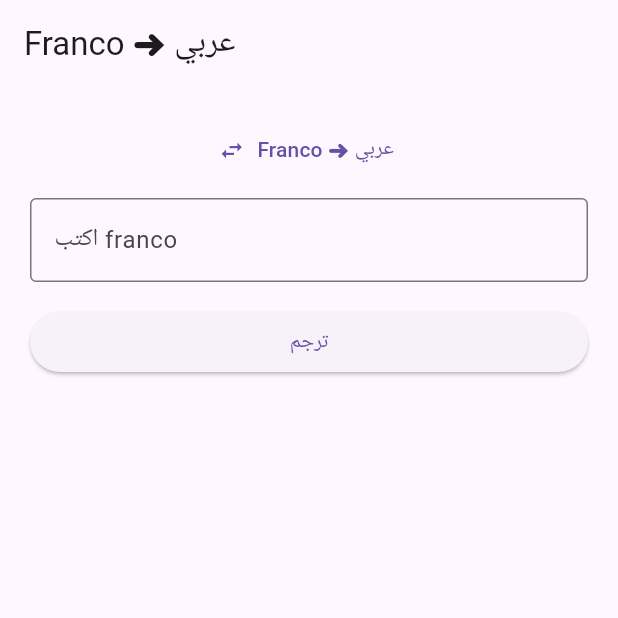
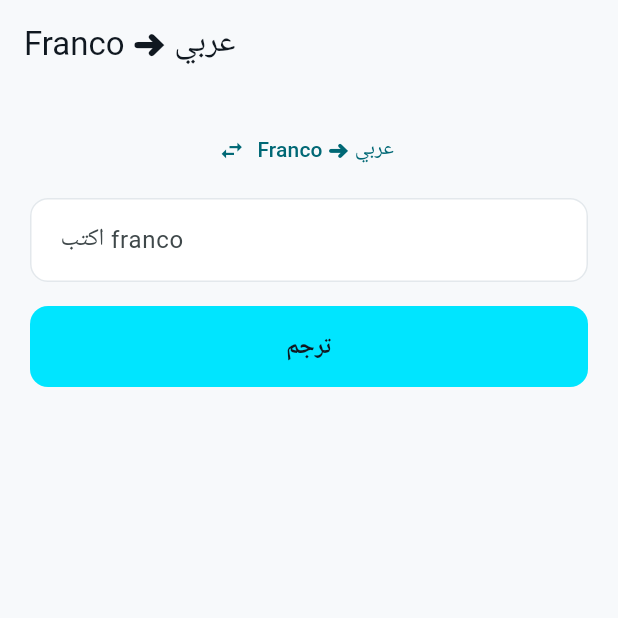
Before and after one commit to MoazReda/franco-translator-app, a Flutter app: the screen it shows after launch, on a phone screen of 412 x 824 dp, the top half of it. Run offline on Flutter 3.47's test engine with Material 3 defaults, Android fonts, the phone set to English and light mode, and no system bars; missing offline and left inert: flutter_onnxruntime.

Commit message:
Add design system: colors, spacing, theme with light/dark support

```diff
--- a/lib/main.dart
+++ b/lib/main.dart
@@ -1,6 +1,7 @@
 import 'package:flutter/material.dart';
 import 'package:flutter/services.dart';
 import 'translator.dart';
+import 'theme/app_theme.dart';
 
 void main() {
   runApp(const MyApp());
@@ -12,8 +13,11 @@ class MyApp extends StatelessWidget {
   @override
   Widget build(BuildContext context) {
     return MaterialApp(
-      title: 'Franco Translator',
-      theme: ThemeData(primarySwatch: Colors.teal),
+      title: 'Franco',
+      debugShowCheckedModeBanner: false, // نشيل شريط DEBUG
+      theme: AppTheme.light(),
+      darkTheme: AppTheme.dark(),
+      themeMode: ThemeMode.system, // يتبع وضع النظام تلقائياً
       home: const TranslateScreen(),
     );
   }
--- /dev/null
+++ b/lib/theme/app_colors.dart
@@ -0,0 +1,62 @@
+import 'package:flutter/material.dart';
+
+/// ألوان Franco — مصدر واحد للحقيقة.
+/// أي شاشة بتستخدم الأسماء دي، مش الأكواد المباشرة.
+class AppColors {
+  AppColors._(); // مبنعملش instance منه، بس ثوابت
+
+  // ===== ألوان الهوية (ثابتة في الوضعين) =====
+  static const Color brandCyan = Color(0xFF00E5FF); // اللون الأساسي
+  static const Color brandNavy = Color(0xFF101820); // الغامق
+
+  // ===== Light Mode =====
+  static const _lightBg = Color(0xFFF7F9FB); // الخلفية
+  static const _lightSurface = Color(0xFFFFFFFF); // الكروت
+  static const _lightTextPrimary = Color(0xFF101820); // نص أساسي
+  static const _lightTextSecondary = Color(0xFF5B6670); // نص ثانوي
+  static const _lightBorder = Color(0xFFE3E8EC); // حدود
+
+  // ===== Dark Mode =====
+  static const _darkBg = Color(0xFF0B0F14); // خلفية غامقة
+  static const _darkSurface = Color(0xFF161D24); // كروت غامقة
+  static const _darkTextPrimary = Color(0xFFF2F5F7); // نص فاتح
+  static const _darkTextSecondary = Color(0xFF9AA5AF); // نص ثانوي
+  static const _darkBorder = Color(0xFF263039); // حدود
+
+  // ===== حالات (نفس الفكرة) =====
+  static const success = Color(0xFF2ECC71);
+  static const warning = Color(0xFFF39C12);
+  static const error = Color(0xFFE74C3C);
+
+  // ===== دالة بترجّع مجموعة الألوان حسب الوضع =====
+  static AppColorScheme of(Brightness brightness) {
+    final isDark = brightness == Brightness.dark;
+    return AppColorScheme(
+      background: isDark ? _darkBg : _lightBg,
+      surface: isDark ? _darkSurface : _lightSurface,
+      textPrimary: isDark ? _darkTextPrimary : _lightTextPrimary,
+      textSecondary: isDark ? _darkTextSecondary : _lightTextSecondary,
+      border: isDark ? _darkBorder : _lightBorder,
+      brand: brandCyan,
+    );
+  }
+}
+
+/// مجموعة الألوان المختارة حسب الوضع (light/dark)
+class AppColorScheme {
+  final Color background;
+  final Color surface;
+  final Color textPrimary;
+  final Color textSecondary;
+  final Color border;
+  final Color brand;
+
+  const AppColorScheme({
+    required this.background,
+    required this.surface,
+    required this.textPrimary,
+    required this.textSecondary,
+    required this.border,
+    required this.brand,
+  });
+}
--- /dev/null
+++ b/lib/theme/app_spacing.dart
@@ -0,0 +1,33 @@
+/// أبعاد Franco — سلّم ثابت للمسافات والزوايا وأحجام الخطوط.
+/// كل التطبيق بيستخدم القيم دي عشان يفضل متناسق.
+class AppSpacing {
+  AppSpacing._();
+
+  // ===== المسافات (padding / margins / gaps) =====
+  static const double xs = 4;
+  static const double sm = 8;
+  static const double md = 12;
+  static const double lg = 16;
+  static const double xl = 24;
+  static const double xxl = 32;
+  static const double xxxl = 48;
+
+  // ===== زوايا الحواف (border radius) =====
+  static const double radiusSm = 8;
+  static const double radiusMd = 12;
+  static const double radiusLg = 16;
+  static const double radiusXl = 24;
+  static const double radiusPill = 999; // للأزرار الدائرية
+}
+
+/// أحجام الخطوط — سلّم واضح من الأصغر للأكبر.
+class AppFontSize {
+  AppFontSize._();
+
+  static const double label = 13; // ليبل صغير
+  static const double body = 16; // نص عادي
+  static const double input = 20; // نص الإدخال
+  static const double output = 26; // نص الترجمة (أكبر عشان يبان)
+  static const double heading = 22; // عناوين
+  static const double display = 34; // عنوان كبير (onboarding مثلاً)
+}
--- /dev/null
+++ b/lib/theme/app_theme.dart
@@ -0,0 +1,70 @@
+import 'package:flutter/material.dart';
+import 'app_colors.dart';
+import 'app_spacing.dart';
+
+/// بيبني ThemeData لـ Franco من الألوان والأبعاد بتاعتنا.
+/// عندنا واحد للـ light وواحد للـ dark.
+class AppTheme {
+  AppTheme._();
+
+  static ThemeData light() => _build(Brightness.light);
+  static ThemeData dark() => _build(Brightness.dark);
+
+  static ThemeData _build(Brightness brightness) {
+    final c = AppColors.of(brightness);
+
+    return ThemeData(
+      brightness: brightness,
+      scaffoldBackgroundColor: c.background,
+      colorScheme: ColorScheme.fromSeed(
+        seedColor: AppColors.brandCyan,
+        brightness: brightness,
+        surface: c.surface,
+      ),
+
+      // الـ AppBar
+      appBarTheme: AppBarTheme(
+        backgroundColor: c.background,
+        foregroundColor: c.textPrimary,
+        elevation: 0,
+        centerTitle: false,
+      ),
+
+      // الأزرار الأساسية
+      elevatedButtonTheme: ElevatedButtonThemeData(
+        style: ElevatedButton.styleFrom(
+          backgroundColor: AppColors.brandCyan,
+          foregroundColor: AppColors.brandNavy, // نص غامق على الأزرق
+          elevation: 0,
+          padding: const EdgeInsets.symmetric(vertical: AppSpacing.lg),
+          shape: RoundedRectangleBorder(
+            borderRadius: BorderRadius.circular(AppSpacing.radiusMd),
+          ),
+          textStyle: const TextStyle(
+            fontSize: AppFontSize.body,
+            fontWeight: FontWeight.w600,
+          ),
+        ),
+      ),
+
+      // خانات الإدخال
+      inputDecorationTheme: InputDecorationTheme(
+        filled: true,
+        fillColor: c.surface,
+        contentPadding: const EdgeInsets.all(AppSpacing.lg),
+        border: OutlineInputBorder(
+          borderRadius: BorderRadius.circular(AppSpacing.radiusMd),
+          borderSide: BorderSide(color: c.border),
+        ),
+        enabledBorder: OutlineInputBorder(
+          borderRadius: BorderRadius.circular(AppSpacing.radiusMd),
+          borderSide: BorderSide(color: c.border),
+        ),
+        focusedBorder: OutlineInputBorder(
+          borderRadius: BorderRadius.circular(AppSpacing.radiusMd),
+          borderSide: const BorderSide(color: AppColors.brandCyan, width: 2),
+        ),
+      ),
+    );
+  }
+}
```
